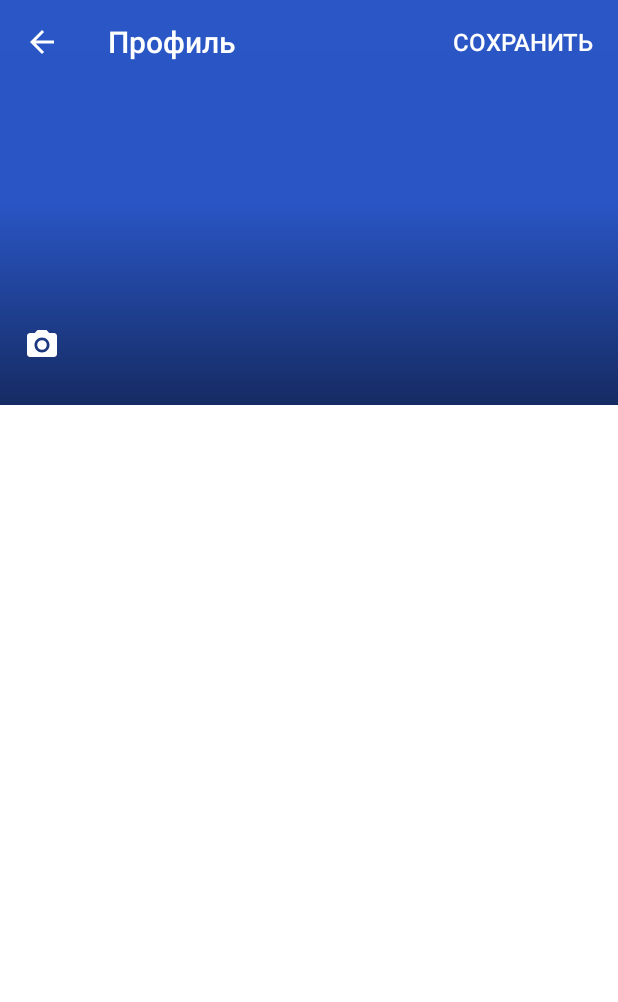
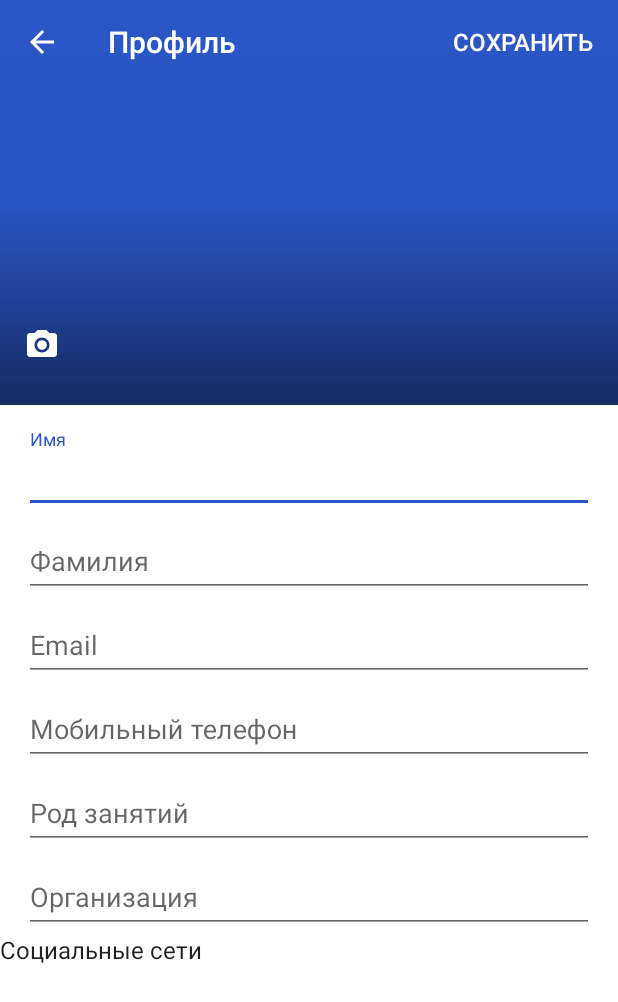
Before and after one commit to themanthing/letsgo-app, an Android app: the layout activity_profile_edit.xml on its own in the app's theme, with its tools: preview values and no code run, on a phone screen of 412 x 824 dp. Shown: the top 1002 px of the screen. Run offline under Robolectric (Android 15) with nearby library versions, the phone set to English and light mode, and no system bars.

```diff
--- a/app/build.gradle
+++ b/app/build.gradle
@@ -26,7 +26,7 @@ android {
         targetSdkVersion 25
         versionCode 1
         versionName "$version"
-        buildConfigField "String", "BASE_URL", "\"http://192.168.36.129:1337/\""
+        buildConfigField "String", "BASE_URL", "\"http://192.168.36.222:1337/\""
         buildConfigField "String", "AUTH", "\"android:SomeRandomCharsAndNumbers\""
         buildConfigField "String", "VERSION", "\"$version\""
         versionNameSuffix ""
--- a/app/src/main/java/ru/mobilesoft/piligram/api/ApiImpl.java
+++ b/app/src/main/java/ru/mobilesoft/piligram/api/ApiImpl.java
@@ -120,9 +120,7 @@ public class ApiImpl implements Api {
         request.setType((String) values.get(VACATION_DAYS_TYPE_VALUE));
         return http.addVacation(request)
                 .delay(300, TimeUnit.MILLISECONDS)
-                .doOnComplete(() -> {
-                    cache.getMe().addVacation(request);
-                })
+                .doOnComplete(() -> cache.getMe().addVacation(request))
                 .observeOn(AndroidSchedulers.mainThread());
     }
 
--- a/app/src/main/java/ru/mobilesoft/piligram/model/Vacation.java
+++ b/app/src/main/java/ru/mobilesoft/piligram/model/Vacation.java
@@ -1,4 +1,6 @@
 package ru.mobilesoft.piligram.model;
+
+import com.google.gson.annotations.SerializedName;
 
 import java.util.Date;
 
@@ -8,14 +10,19 @@ import java.util.Date;
 
 public class Vacation {
 
+    @SerializedName("beginDate")
     private Date beginDate;
 
+    @SerializedName("endDate")
     private Date endDate;
 
+    @SerializedName("daysCount")
     private int daysCount;
 
+    @SerializedName("type")
     private String type;
 
+    @SerializedName("direction")
     private String direction;
 
     public Date getBeginDate() {
--- a/app/src/main/java/ru/mobilesoft/piligram/mvp/presenter/SplashPresenter.java
+++ b/app/src/main/java/ru/mobilesoft/piligram/mvp/presenter/SplashPresenter.java
@@ -24,6 +24,7 @@ public class SplashPresenter extends BasePresenter<SplashView> {
             // не хочется постоянно с ним бороться)
             addDisposable(getApi().refreshToken().subscribe(() -> {
                 // а тут мы проходим дальше
+                Timber.d("успещгл авторизовались");
                 getViewState().showWelcome();
             }, throwable -> {
                 // если все плохо то надо заново авторизоваться
@@ -53,8 +54,7 @@ public class SplashPresenter extends BasePresenter<SplashView> {
                 // нужно попробоать предложить задать отпуск
                 getViewState().showAddVacation();
             }else{
-
-
+                getViewState().showMainScreen();
             }
         });
 
--- a/app/src/main/java/ru/mobilesoft/piligram/repositrory/http/ServerApi.java
+++ b/app/src/main/java/ru/mobilesoft/piligram/repositrory/http/ServerApi.java
@@ -97,7 +97,10 @@ public interface ServerApi {
     @GET("/api/people/all/{page}")
     Observable<List<People>> getPeopleList(@Path("page") int page);
 
-
+    /**
+     * создать отпуск
+     * @param request параметры отпуска
+     */
     @POST("/api/people/me/vacation")
     Completable addVacation(@Body Vacation request);
 
--- a/app/src/main/java/ru/mobilesoft/piligram/ui/adapters/MyProfileVacationAdapter.java
+++ b/app/src/main/java/ru/mobilesoft/piligram/ui/adapters/MyProfileVacationAdapter.java
@@ -50,21 +50,26 @@ public class MyProfileVacationAdapter extends BaseListAdapter<Vacation, Recycler
 
     @Override
     public void onBindViewHolder(RecyclerView.ViewHolder holder, int position) {
+
         if (getItemViewType(position) == 0) {
             VacationViewHolder vHolder = (VacationViewHolder) holder;
-            Vacation item = getItem(position);
+            Vacation item = getItem(position-1);
             Context context = vHolder.itemView.getContext();
             //@formatter:off
             vHolder.dayCount.setText(
                     context.getString(R.string.from,
-                                      GrammarUtils.getDayCaseByNumber(context, item.getDaysCount())));
+                                      item.getType(),
+                                      GrammarUtils.getDayCaseByNumber(
+                                              context, item.getDaysCount())));
             //@formatter:on
 
             vHolder.place.setText(item.getDirection());
-
-            vHolder.date.setText(context.getString(R.string.item_profile_days,
-                                                   DateUtils.convertDateToMonthAndYear(item.getBeginDate()),
-                                                   DateUtils.convertDateToMonthAndYear(item.getEndDate())));
+            //@formatter:off
+            vHolder.date.setText(
+                    context.getString(R.string.item_profile_days,
+                                      DateUtils.convertDateToMonthAndYear(item.getBeginDate()),
+                                      DateUtils.convertDateToMonthAndYear(item.getEndDate())));
+            //@formatter:on
         }
     }
 
--- a/app/src/main/res/layout/activity_profile_edit.xml
+++ b/app/src/main/res/layout/activity_profile_edit.xml
@@ -1,7 +1,6 @@
 <?xml version="1.0" encoding="utf-8"?>
 <android.support.design.widget.CoordinatorLayout xmlns:android="http://schemas.android.com/apk/res/android"
     xmlns:app="http://schemas.android.com/apk/res-auto"
-    xmlns:tools="http://schemas.android.com/tools"
     android:layout_width="match_parent"
     android:layout_height="match_parent"
     android:fitsSystemWindows="true"
@@ -33,10 +32,10 @@
                 android:layout_height="wrap_content"
                 android:layout_gravity="bottom"
                 android:layout_marginBottom="12dp"
+                android:background="?attr/selectableItemBackgroundBorderless"
                 android:padding="16dp"
-                app:layout_collapseMode="parallax"
-                android:background="?attr/selectableItemBackgroundBorderless"
-                android:src="@drawable/ic_photo_camera_white_24dp"/>
+                android:src="@drawable/ic_photo_camera_white_24dp"
+                app:layout_collapseMode="parallax" />
 
             <android.support.v7.widget.Toolbar
                 android:id="@+id/toolbar"
@@ -49,27 +48,26 @@
                 <TextView
                     android:layout_width="wrap_content"
                     android:layout_height="wrap_content"
-                    android:textSize="20sp"
                     android:fontFamily="sans-serif-medium"
-                    android:textStyle="normal"
-                    android:textColor="#ffffff"
                     android:lineSpacingExtra="8sp"
                     android:text="@string/title_profile"
-                    />
+                    android:textColor="#ffffff"
+                    android:textSize="20sp"
+                    android:textStyle="normal" />
 
                 <TextView
-                    android:background="?attr/selectableItemBackground"
                     android:layout_width="wrap_content"
                     android:layout_height="wrap_content"
+                    android:layout_gravity="end"
+                    android:layout_marginEnd="16dp"
+                    android:background="?attr/selectableItemBackground"
                     android:fontFamily="sans-serif-medium"
                     android:lineSpacingExtra="8sp"
+                    android:text="@string/action_save"
+                    android:textAllCaps="true"
                     android:textColor="#ffffff"
                     android:textSize="16sp"
-                    android:textStyle="normal"
-                    android:layout_gravity="end"
-                    android:layout_marginEnd="16dp"
-                    android:textAllCaps="true"
-                    android:text="@string/action_save" />
+                    android:textStyle="normal" />
             </android.support.v7.widget.Toolbar>
 
         </android.support.design.widget.CollapsingToolbarLayout>
@@ -80,7 +78,123 @@
         android:layout_height="match_parent"
         app:layout_behavior="@string/appbar_scrolling_view_behavior">
 
+        <LinearLayout
+            android:layout_width="match_parent"
+            android:layout_height="wrap_content"
+            android:paddingTop="16dp"
+            android:paddingBottom="16dp"
+            android:orientation="vertical">
 
+            <android.support.design.widget.TextInputLayout
+                android:layout_width="match_parent"
+                android:layout_height="wrap_content"
+                android:paddingEnd="16dp"
+                android:paddingStart="16dp">
+
+                <EditText
+                    android:id="@+id/ed_name"
+                    android:layout_width="match_parent"
+                    android:layout_height="wrap_content"
+                    android:hint="@string/title_name" />
+
+            </android.support.design.widget.TextInputLayout>
+
+            <android.support.design.widget.TextInputLayout
+                android:layout_width="match_parent"
+                android:layout_height="wrap_content"
+                android:paddingEnd="16dp"
+                android:paddingStart="16dp">
+
+                <EditText
+                    android:id="@+id/ed_parent_name"
+                    android:layout_width="match_parent"
+                    android:layout_height="wrap_content"
+                    android:hint="@string/title_parent_name" />
+
+            </android.support.design.widget.TextInputLayout>
+
+            <!-- TODO
+            поля выбора
+             пол
+            дата
+            город
+
+             -->
+
+            <android.support.design.widget.TextInputLayout
+                android:layout_width="match_parent"
+                android:layout_height="wrap_content"
+                android:paddingEnd="16dp"
+                android:paddingStart="16dp">
+
+                <EditText
+                    android:id="@+id/ed_email"
+                    android:layout_width="match_parent"
+                    android:layout_height="wrap_content"
+                    android:hint="@string/title_email"
+                    android:inputType="textEmailAddress" />
+
+            </android.support.design.widget.TextInputLayout>
+
+            <android.support.design.widget.TextInputLayout
+                android:layout_width="match_parent"
+                android:layout_height="wrap_content"
+                android:paddingEnd="16dp"
+                android:paddingStart="16dp">
+
+                <EditText
+                    android:id="@+id/ed_phone_number"
+                    android:layout_width="match_parent"
+                    android:layout_height="wrap_content"
+                    android:hint="@string/title_phone_number"
+                    android:inputType="phone" />
+
+            </android.support.design.widget.TextInputLayout>
+
+            <android.support.design.widget.TextInputLayout
+                android:layout_width="match_parent"
+                android:layout_height="wrap_content"
+                android:paddingStart="16dp"
+                android:paddingEnd="16dp">
+
+                <EditText
+                    android:id="@+id/ed_position"
+                    android:hint="@string/title_position"
+                    android:layout_width="match_parent"
+                    android:layout_height="wrap_content" />
+
+            </android.support.design.widget.TextInputLayout>
+
+            <android.support.design.widget.TextInputLayout
+                android:layout_width="match_parent"
+                android:layout_height="wrap_content"
+                android:paddingStart="16dp"
+                android:paddingEnd="16dp">
+
+                <EditText
+                    android:id="@+id/ed_organisation"
+                    android:hint="@string/title_organisation"
+                    android:layout_width="match_parent"
+                    android:layout_height="wrap_content" />
+
+            </android.support.design.widget.TextInputLayout>
+
+            <!-- TODO поле выбора увлченеи -->
+
+            <TextView
+                android:layout_width="wrap_content"
+                android:layout_height="wrap_content"
+                android:textSize="16sp"
+                android:fontFamily="sans-serif"
+                android:textStyle="normal"
+                android:textColor="#de000000"
+                android:lineSpacingExtra="8sp"
+                android:text="@string/title_social"
+                />
+
+
+
+        </LinearLayout>
 
     </android.support.v4.widget.NestedScrollView>
 
--- a/app/src/main/res/values/strings.xml
+++ b/app/src/main/res/values/strings.xml
@@ -95,7 +95,14 @@
     <string name="action_edit">Изменить</string>
     <string name="profile_my_vavation">Мои отпуска</string>
     <string name="action_add_vacation">Добавить отпуск</string>
-    <string name="from">на %s</string>
+    <string name="from">%1$s %2$s</string>
     <string name="item_profile_days">%1$s - %2$s</string>
     <string name="action_save">Сохранить</string>
+    <string name="title_email">Email</string>
+    <string name="title_phone_number">Мобильный телефон</string>
+    <string name="title_name">Имя</string>
+    <string name="title_parent_name">Фамилия</string>
+    <string name="title_position">Род занятий</string>
+    <string name="title_organisation">Организация</string>
+    <string name="title_social">Социальные сети</string>
 </resources>
```
